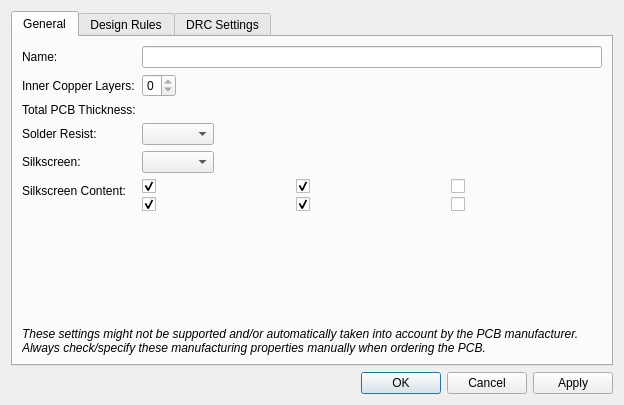
The window that libs/librepcb/editor/project/boardeditor/boardsetupdialog.ui (LibrePCB/LibrePCB) describes before a commit, drawn with Qt 5.
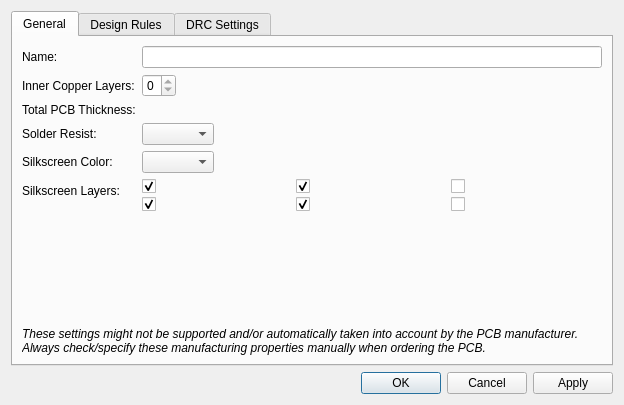
The same window after the commit. Icons and pictures are not drawn. Custom widgets are drawn as their Qt base class.

Commit message: Rename "top/bot placement" layers to "top/bot legend"

The edit to the form file:
```diff
--- a/libs/librepcb/editor/project/boardeditor/boardsetupdialog.ui
+++ b/libs/librepcb/editor/project/boardeditor/boardsetupdialog.ui
@@ -91,7 +91,7 @@
        <item row="4" column="0">
         <widget class="QLabel" name="lblSilkscreenColor">
          <property name="text">
-          <string>Silkscreen:</string>
+          <string>Silkscreen Color:</string>
          </property>
         </widget>
        </item>
@@ -187,7 +187,7 @@
        <item row="5" column="0">
         <widget class="QLabel" name="label_31">
          <property name="text">
-          <string>Silkscreen Content:</string>
+          <string>Silkscreen Layers:</string>
          </property>
         </widget>
        </item>
```
Left out of the diff: 10 changed lines with no effect on the pictures. The commit also changes 33 other files.
